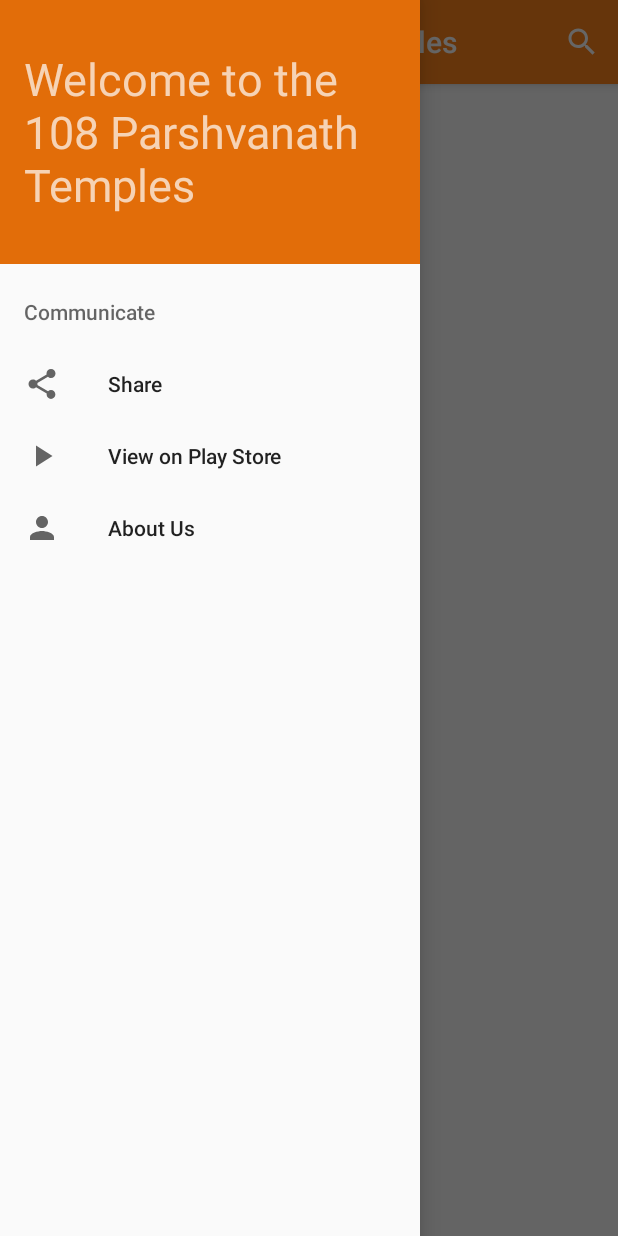
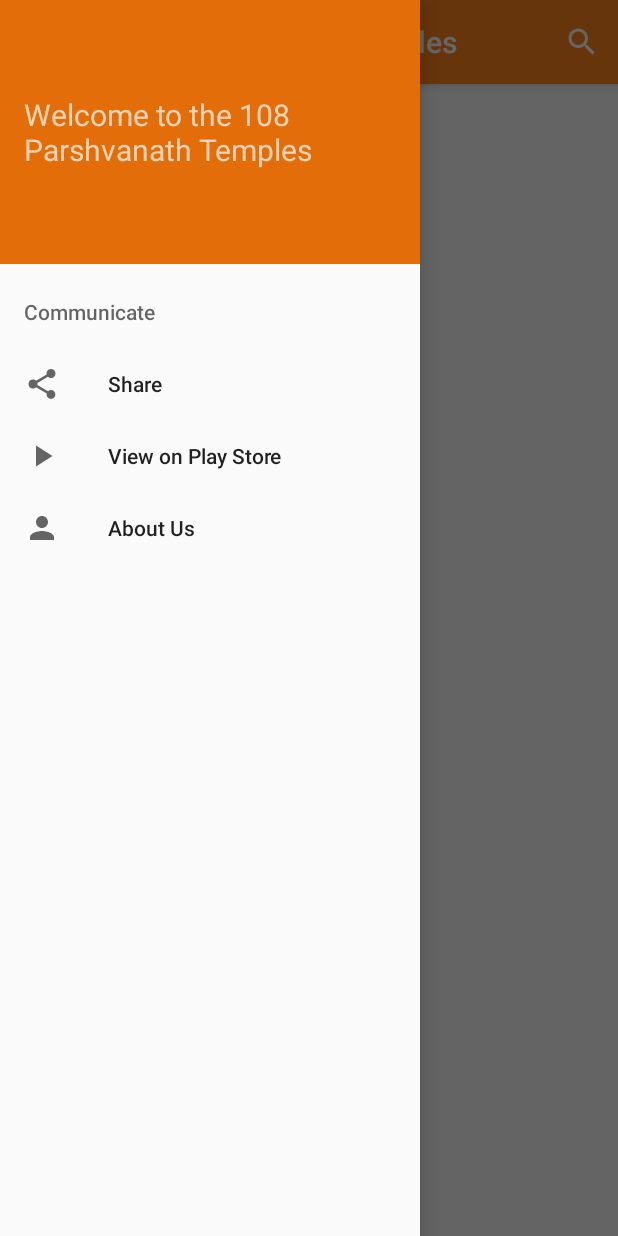
Before and after one commit to vihansolo/108Parshvnath, an Android app: the screen it shows after launch (MainActivity), with the side drawer open, on a phone screen of 412 x 824 dp. Run offline under Robolectric (Android 15) with nearby library versions, the phone set to English and light mode, and no system bars; our stand-ins replace Firebase (no records; nobody signed in at launch, a user with empty details on screens opened directly); pictures from the network do not load.

Commit message:
More UI Changes.

```diff
--- a/app/src/main/res/layout/list_item.xml
+++ b/app/src/main/res/layout/list_item.xml
@@ -29,7 +29,8 @@
         android:paddingTop="10sp"
         android:paddingBottom="30sp"
         android:gravity="start|center"
-        android:textAppearance="?android:attr/textAppearanceLarge"
+        android:textSize="20sp"
+        android:textColor="@android:color/background_dark"
         tools:text="Temple Name" />
 
 </LinearLayout>
--- a/app/src/main/res/layout/nav_header_main.xml
+++ b/app/src/main/res/layout/nav_header_main.xml
@@ -18,6 +18,6 @@
         android:layout_gravity="center"
         android:gravity="start|center"
         android:text="@string/nav_header"
-        android:textSize="30sp" />
+        android:textSize="20sp" />
 
 </LinearLayout>
--- a/build.gradle
+++ b/build.gradle
@@ -7,7 +7,7 @@ buildscript {
         jcenter()
     }
     dependencies {
-        classpath 'com.android.tools.build:gradle:3.1.2'
+        classpath 'com.android.tools.build:gradle:3.1.3'
         classpath 'com.google.gms:google-services:3.3.0'
 
         // NOTE: Do not place your application dependencies here; they belong
```
